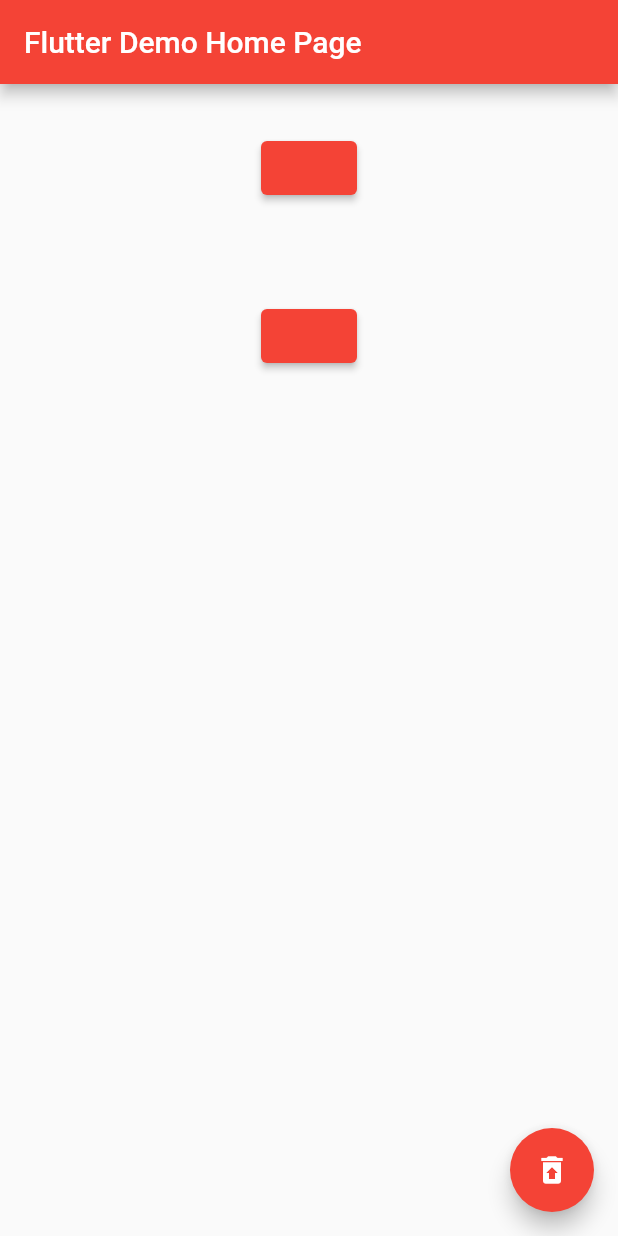
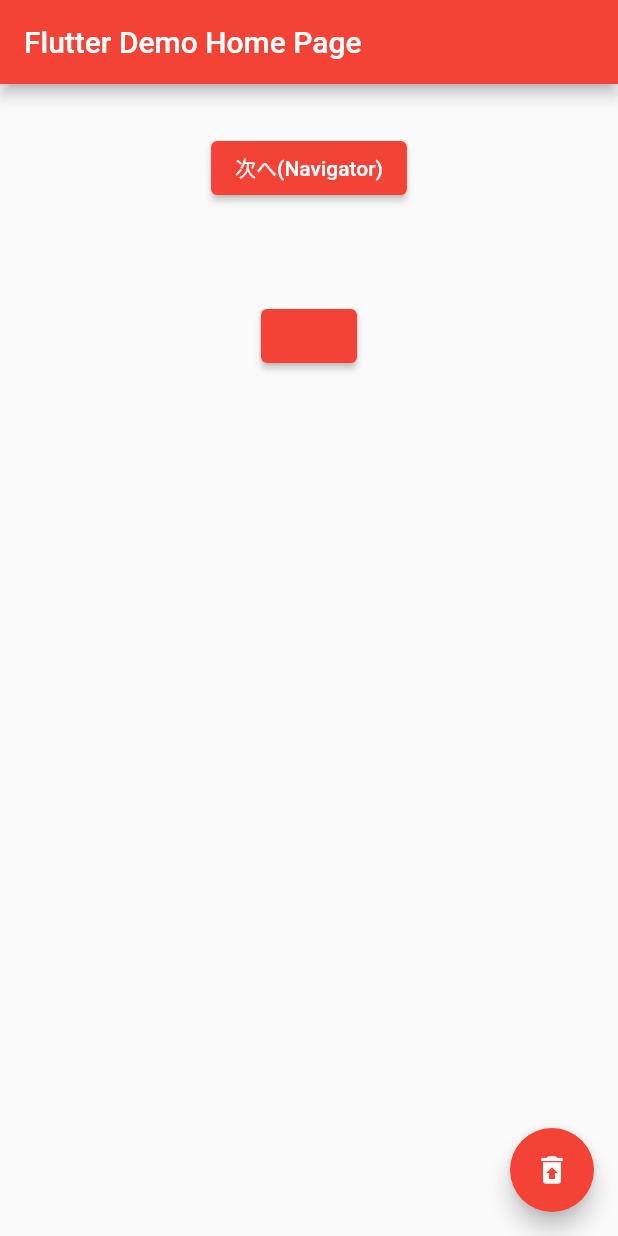
Before and after one commit to xylsqqq/MyFirstFlutterApp, a Flutter app: the screen it shows after launch, after a tap on the "restore from trash" icon, on a phone screen of 412 x 824 dp. Run offline on Flutter 3.47's test engine with Material 2 defaults, Android fonts, the phone set to English and light mode, and no system bars.

Commit message:
_clearButton -> _clearButtonTappedにリネーム、clearButton押下で_navigatorButtonTextをデフォ値に戻るように修正

```diff
--- a/lib/main.dart
+++ b/lib/main.dart
@@ -37,9 +37,9 @@ class _MyHomePageState extends State<MyHomePage> {
   String _navigatorButtonText = '';
   String _routeNameButtonText = '';
 
-  void _clearButton() {
+  void _clearButtonTapped() {
     setState(() {
-      _navigatorButtonText = '';
+      _navigatorButtonText = '次へ(Navigator)';
       _routeNameButtonText = '';
     });
   }
@@ -90,7 +90,7 @@ class _MyHomePageState extends State<MyHomePage> {
         ],
       ),
       floatingActionButton: FloatingActionButton(
-        onPressed: _clearButton,
+        onPressed: _clearButtonTapped,
         tooltip: 'Increment',
         child: const Icon(Icons.restore_from_trash),
       ),
```
